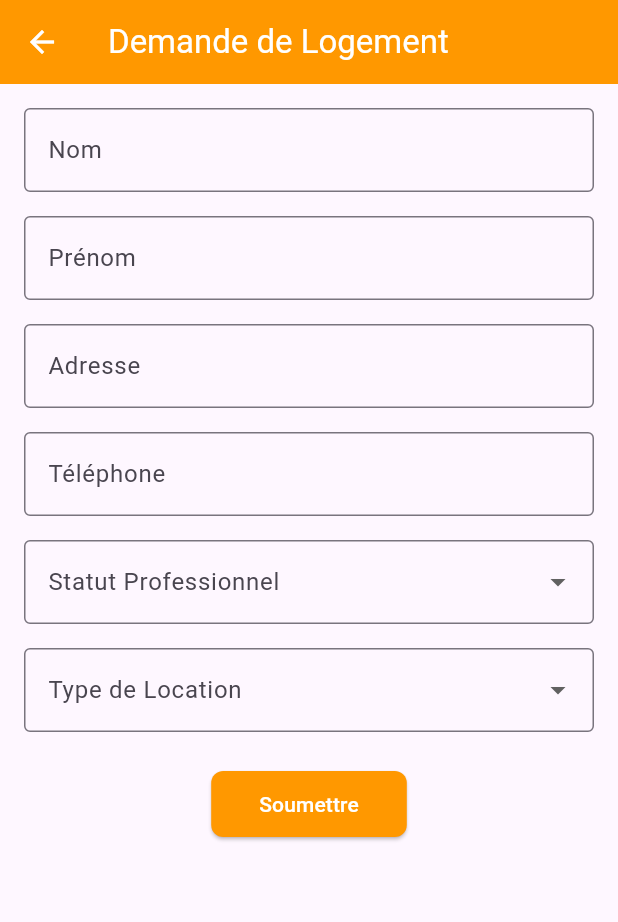
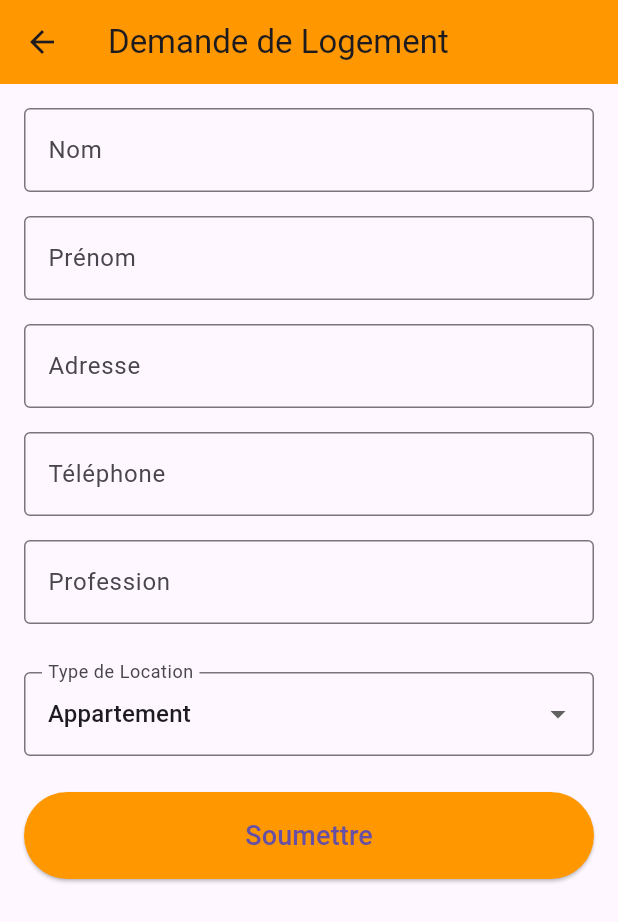
Before and after one commit to Honorine684/flutterDay05, a Flutter app: the LogementDetailsPage screen opened directly with empty values, after a tap on "Demandez une location", on a phone screen of 412 x 824 dp. Shown: the top 922 px of the screen. Run offline on Flutter 3.47's test engine with Material 3 defaults, Android fonts, the light colour scheme and no system bars; our stand-ins replace cloud_firestore, firebase_auth, firebase_core, firebase_messaging, flutter_image_compress, google_maps_flutter and 2 more; accounts and stored records are empty.

Commit message:
[Mise a jour]Mise a jour de la page de demande de logement

```diff
--- a/houeffa_log/lib/screens/logementDetailsPage.dart
+++ b/houeffa_log/lib/screens/logementDetailsPage.dart
@@ -265,7 +265,7 @@ class LogementDetailsPage extends StatelessWidget {
                     context,
                     MaterialPageRoute(
                       builder:
-                          (context) => DemandeLogement(),
+                          (context) => DemandeLogement(logementId: '',),
                     ),
                   );
                 },
--- a/houeffa_log/lib/ui/demandelogement.dart
+++ b/houeffa_log/lib/ui/demandelogement.dart
@@ -1,9 +1,11 @@
-import 'package:flutter/material.dart';
 import 'package:cloud_firestore/cloud_firestore.dart';
 import 'package:firebase_auth/firebase_auth.dart';
+import 'package:flutter/material.dart';
 
 class DemandeLogement extends StatefulWidget {
-  const DemandeLogement({super.key});
+  final dynamic logementId;
+
+  const DemandeLogement({super.key, required this.logementId});
 
   @override
   _DemandeLogementState createState() => _DemandeLogementState();
@@ -11,67 +13,62 @@ class DemandeLogement extends StatefulWidget {
 
 class _DemandeLogementState extends State<DemandeLogement> {
   final _formKey = GlobalKey<FormState>();
-  final _nomController = TextEditingController();
-  final _prenomController = TextEditingController();
-  final _adresseController = TextEditingController();
-  final _telephoneController = TextEditingController();
 
-  String? _statut;
-  String? _typeLocation;
+  final TextEditingController _nomController = TextEditingController();
+  final TextEditingController _prenomController = TextEditingController();
+  final TextEditingController _adresseController = TextEditingController();
+  final TextEditingController _telephoneController = TextEditingController();
+  final TextEditingController _professionController = TextEditingController();
+  String _typeLocation = 'Appartement';
 
+  final List<String> _typesLocation = ['Appartement', 'Maison', 'Chambre', 'Studio'];
 
-  final List<String> _statutOptions = [
-    'Élève',
-    'Étudiant',
-    'Fonctionnaire',
-    'Travailleur indépendant',
-    'Salarié du privé',
-    'Retraité',
-    'Sans emploi',
-  ];
-  final List<String> _typeLocationOptions = ['Appartement', 'Maison', 'Boutique', 'Duplex'];
+  bool _isLoading = false;
 
-  Future<void> _submitRequest() async {
+  Future<void> _soumettreDemande() async {
     if (_formKey.currentState!.validate()) {
+      setState(() {
+        _isLoading = true;
+      });
+
+      try {
         final user = FirebaseAuth.instance.currentUser;
+
         if (user == null) {
           ScaffoldMessenger.of(context).showSnackBar(
-          const SnackBar(content: Text('Vous devez être connecté pour soumettre une demande.')),
+            SnackBar(content: Text('Utilisateur non connecté')),
           );
+          setState(() {
+            _isLoading = false;
+          });
           return;
         }
 
-      try {
-        await FirebaseFirestore.instance.collection('demandede_logement').add({
+        await FirebaseFirestore.instance.collection('demandes_logement').add({
           'nom': _nomController.text.trim(),
           'prenom': _prenomController.text.trim(),
           'adresse': _adresseController.text.trim(),
           'telephone': _telephoneController.text.trim(),
-          'statut': _statut,
-          'typeLocation': _typeLocation,
-          'userId': user.uid,
-          'timestamp': FieldValue.serverTimestamp(),
-          'status': 'En attente',
+          'profession': _professionController.text.trim(),
+          'type_location': _typeLocation,
+          'timestamp': Timestamp.now(),
+          'logement_id': widget.logementId,
+          'locataire_id': user.uid,
         });
 
         ScaffoldMessenger.of(context).showSnackBar(
-          const SnackBar(content: Text('Demande soumise avec succès !')),
+          SnackBar(content: Text('Demande envoyée avec succès')),
         );
 
-
         _formKey.currentState!.reset();
-        _nomController.clear();
-        _prenomController.clear();
-        _adresseController.clear();
-        _telephoneController.clear();
-        setState(() {
-          _statut = null;
-          _typeLocation = null;
-        });
       } catch (e) {
         ScaffoldMessenger.of(context).showSnackBar(
           SnackBar(content: Text('Erreur lors de la soumission : $e')),
         );
+      } finally {
+        setState(() {
+          _isLoading = false;
+        });
       }
     }
   }
@@ -82,6 +79,7 @@ class _DemandeLogementState extends State<DemandeLogement> {
     _prenomController.dispose();
     _adresseController.dispose();
     _telephoneController.dispose();
+    _professionController.dispose();
     super.dispose();
   }
 
@@ -89,159 +87,68 @@ class _DemandeLogementState extends State<DemandeLogement> {
   Widget build(BuildContext context) {
     return Scaffold(
       appBar: AppBar(
-        title: const Text('Demande de Logement'),
+        title: Text('Demande de Logement'),
         backgroundColor: Colors.orange,
-        foregroundColor: Colors.white,
-        elevation: 0,
       ),
       body: Padding(
         padding: const EdgeInsets.all(16.0),
         child: Form(
           key: _formKey,
-          child: SingleChildScrollView(
-            child: Column(
-              crossAxisAlignment: CrossAxisAlignment.start,
+          child: ListView(
             children: [
-
-                TextFormField(
-                  controller: _nomController,
-                  decoration: const InputDecoration(
-                    labelText: 'Nom',
-                    border: OutlineInputBorder(),
-                  ),
-                  validator: (value) {
-                    if (value == null || value.isEmpty) {
-                      return 'Veuillez entrer votre nom';
-                    }
-                    return null;
-                  },
-                ),
-                const SizedBox(height: 16),
-
-
-                TextFormField(
-                  controller: _prenomController,
-                  decoration: const InputDecoration(
-                    labelText: 'Prénom',
-                    border: OutlineInputBorder(),
-                  ),
-                  validator: (value) {
-                    if (value == null || value.isEmpty) {
-                      return 'Veuillez entrer votre prénom';
-                    }
-                    return null;
-                  },
-                ),
-                const SizedBox(height: 16),
-
-
-                TextFormField(
-                  controller: _adresseController,
-                  decoration: const InputDecoration(
-                    labelText: 'Adresse',
-                    border: OutlineInputBorder(),
-                  ),
-                  validator: (value) {
-                    if (value == null || value.isEmpty) {
-                      return 'Veuillez entrer votre adresse';
-                    }
-                    return null;
-                  },
-                ),
-                const SizedBox(height: 16),
-
-
-                TextFormField(
-                  controller: _telephoneController,
-                  decoration: const InputDecoration(
-                    labelText: 'Téléphone',
-                    border: OutlineInputBorder(),
-                  ),
-                  keyboardType: TextInputType.phone,
-                  validator: (value) {
-                    if (value == null || value.isEmpty) {
-                      return 'Veuillez entrer votre numéro de téléphone';
-                    }
-                    if (!RegExp(r'^\+?[1-9]\d{1,14}$').hasMatch(value)) {
-                      return 'Numéro de téléphone invalide';
-                    }
-                    return null;
-                  },
-                ),
-                const SizedBox(height: 16),
-
+              _buildTextField(_nomController, 'Nom'),
+              _buildTextField(_prenomController, 'Prénom'),
+              _buildTextField(_adresseController, 'Adresse'),
+              _buildTextField(_telephoneController, 'Téléphone', TextInputType.phone),
+              _buildTextField(_professionController, 'Profession'),
+              SizedBox(height: 16),
               DropdownButtonFormField<String>(
-                  value: _statut,
-                  decoration: const InputDecoration(
-                    labelText: 'Statut Professionnel',
-                    border: OutlineInputBorder(),
-                  ),
-                  items: _statutOptions.map((String statut) {
-                    return DropdownMenuItem<String>(
-                      value: statut,
-                      child: Text(statut),
-                    );
-                  }).toList(),
-                  onChanged: (String? newValue) {
-                    setState(() {
-                      _statut = newValue;
-                    });
-                  },
-                  validator: (value) {
-                    if (value == null) {
-                      return 'Veuillez sélectionner votre statut';
-                    }
-                    return null;
-                  },
-                ),
-                const SizedBox(height: 16),
-
-
-                DropdownButtonFormField<String>(
-                  value: _typeLocation,
-                  decoration: const InputDecoration(
+                decoration: InputDecoration(
                   labelText: 'Type de Location',
                   border: OutlineInputBorder(),
                 ),
-                  items: _typeLocationOptions.map((String type) {
-                    return DropdownMenuItem<String>(
+                value: _typeLocation,
+                items: _typesLocation.map((type) {
+                  return DropdownMenuItem(
                     value: type,
                     child: Text(type),
                   );
                 }).toList(),
-                  onChanged: (String? newValue) {
+                onChanged: (value) {
                   setState(() {
-                      _typeLocation = newValue;
+                    _typeLocation = value!;
                   });
                 },
-                  validator: (value) {
-                    if (value == null) {
-                      return 'Veuillez sélectionner un type de location';
-                    }
-                    return null;
-                  },
               ),
-                const SizedBox(height: 24),
-
-
-                Center(
-                  child: ElevatedButton(
-                    onPressed: _submitRequest,
+              SizedBox(height: 24),
+              _isLoading
+                  ? Center(child: CircularProgressIndicator())
+                  : ElevatedButton(
+                      onPressed: _soumettreDemande,
                       style: ElevatedButton.styleFrom(
                         backgroundColor: Colors.orange,
-                      foregroundColor: Colors.white,
-                      padding: const EdgeInsets.symmetric(horizontal: 32, vertical: 12),
-                      shape: RoundedRectangleBorder(
-                        borderRadius: BorderRadius.circular(8),
+                        padding: EdgeInsets.symmetric(vertical: 16),
                       ),
-                    ),
-                    child: const Text('Soumettre'),
-                  ),
+                      child: Text('Soumettre', style: TextStyle(fontSize: 18)),
                     ),
             ],
           ),
         ),
       ),
+    );
+  }
+
+  Widget _buildTextField(TextEditingController controller, String label, [TextInputType type = TextInputType.text]) {
+    return Padding(
+      padding: const EdgeInsets.only(bottom: 16),
+      child: TextFormField(
+        controller: controller,
+        keyboardType: type,
+        decoration: InputDecoration(
+          labelText: label,
+          border: OutlineInputBorder(),
+        ),
+        validator: (value) => value == null || value.trim().isEmpty ? 'Ce champ est requis' : null,
       ),
     );
   }
```
Lines whose indentation alone changed are shown as unchanged.
